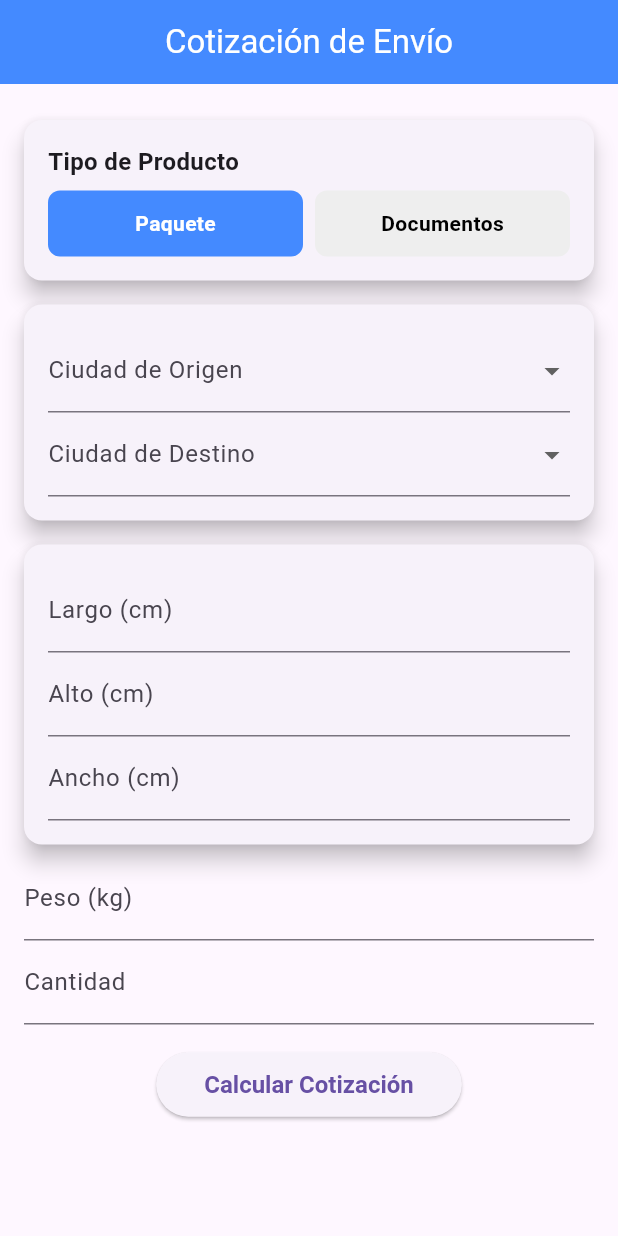
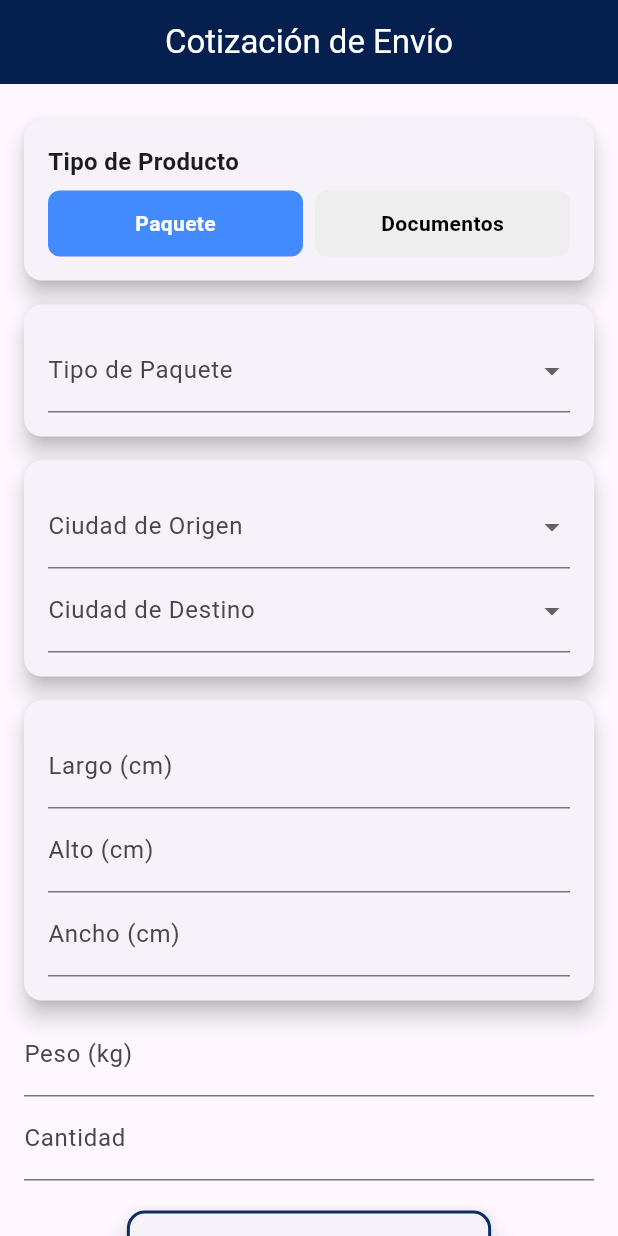
Before and after one commit to Hiltlairen/helios_app, a Flutter app: the PriceEstimatorPage screen opened directly, after a tap on "Paquete", on a phone screen of 412 x 824 dp. Run offline on Flutter 3.47's test engine with Material 3 defaults, Android fonts, the phone set to English and light mode, and no system bars; our stand-ins replace image_picker; missing offline and left inert: qr_code_scanner.

Commit message:
estimador terminado

```diff
--- a/lib/pages/price_estimator_page.dart
+++ b/lib/pages/price_estimator_page.dart
@@ -20,6 +20,7 @@ class PriceEstimatorPage extends StatefulWidget {
 
 class _PriceEstimatorPageState extends State<PriceEstimatorPage> {
   String? selectedProductType;
+  String? selectedPackageSubtype;
   String? originCity;
   String? destinationCity;
   double? weight;
@@ -39,6 +40,18 @@ class _PriceEstimatorPageState extends State<PriceEstimatorPage> {
     'Tarija',
     'Beni',
     'Pando',
+  ];
+
+  final List<String> packageSubtypes = [
+    'Frágil',
+    'Electrodomésticos',
+    'Ropa',
+    'Alimentos',
+    'Artículos de oficina',
+    'Herramientas',
+    'Tecnología',
+    'Muebles',
+    'Otros', // Añadido "Otros"
   ];
 
   double calculateQuotationInBolivianos() {
@@ -78,7 +91,8 @@ class _PriceEstimatorPageState extends State<PriceEstimatorPage> {
         weight == null ||
         quantity == null ||
         (selectedProductType == 'paquete' &&
-            (length == null || height == null || width == null))) {
+            (length == null || height == null || width == null)) ||
+        (selectedProductType == 'paquete' && selectedPackageSubtype == null)) {
       return false;
     }
     return true;
@@ -88,7 +102,7 @@ class _PriceEstimatorPageState extends State<PriceEstimatorPage> {
   Widget build(BuildContext context) {
     return Scaffold(
       appBar: AppBar(
-        backgroundColor: Colors.blueAccent,
+        backgroundColor: const Color.fromARGB(255, 5, 32, 79),
         title:
             Text('Cotización de Envío', style: TextStyle(color: Colors.white)),
         centerTitle: true,
@@ -180,6 +194,34 @@ class _PriceEstimatorPageState extends State<PriceEstimatorPage> {
                 ),
               ),
             ),
+            if (selectedProductType == 'paquete')
+              Card(
+                elevation: 6.0,
+                margin: EdgeInsets.symmetric(vertical: 8.0),
+                child: Padding(
+                  padding: const EdgeInsets.all(16.0),
+                  child: Column(
+                    children: [
+                      DropdownButtonFormField<String>(
+                        decoration:
+                            InputDecoration(labelText: 'Tipo de Paquete'),
+                        value: selectedPackageSubtype,
+                        items: packageSubtypes.map((subtype) {
+                          return DropdownMenuItem(
+                            value: subtype,
+                            child: Text(subtype),
+                          );
+                        }).toList(),
+                        onChanged: (value) {
+                          setState(() {
+                            selectedPackageSubtype = value;
+                          });
+                        },
+                      ),
+                    ],
+                  ),
+                ),
+              ),
             Card(
               elevation: 6.0,
               margin: EdgeInsets.symmetric(vertical: 8.0),
@@ -274,30 +316,62 @@ class _PriceEstimatorPageState extends State<PriceEstimatorPage> {
               keyboardType: TextInputType.number,
               onChanged: (value) => quantity = int.tryParse(value),
             ),
-            SizedBox(height: 16),
+            SizedBox(height: 20), // Aumentamos el espacio aquí
             Center(
               child: ElevatedButton(
                 onPressed: calculateQuotation,
-                child: Text('Calcular Cotización'),
+                child: Text('Cotizar envio'),
                 style: ElevatedButton.styleFrom(
-                  //primary: Colors.blueAccent, // Color de fondo
-                  padding: EdgeInsets.symmetric(horizontal: 32, vertical: 12),
-                  textStyle:
-                      TextStyle(fontSize: 16, fontWeight: FontWeight.bold),
+                  padding: EdgeInsets.symmetric(horizontal: 80, vertical: 20),
+                  //primary: Colors.transparent,
+                  //onPrimary: Colors.blueAccent,
+                  side: BorderSide(
+                      color: const Color.fromARGB(255, 12, 44, 98), width: 2),
+                  shape: RoundedRectangleBorder(
+                    borderRadius: BorderRadius.circular(12.0),
+                  ),
+                  //shadowColor: Colors.blueAccent.withOpacity(0.5),
+                  elevation: 8,
+                  textStyle: TextStyle(fontWeight: FontWeight.bold),
                 ),
               ),
             ),
             if (quotationInBolivianos != null)
-              Center(
-                child: Padding(
-                  padding: const EdgeInsets.symmetric(vertical: 16.0),
-                  child: Text(
-                    'Cotización: Bs. ${quotationInBolivianos!.toStringAsFixed(2)}',
-                    style: TextStyle(
-                        fontSize: 18,
+              Container(
+                margin: EdgeInsets.only(top: 20),
+                padding: EdgeInsets.all(16),
+                decoration: BoxDecoration(
+                  color: Colors.white,
+                  borderRadius: BorderRadius.circular(12),
+                  border: Border.all(color: Colors.black, width: 2),
+                  boxShadow: [
+                    BoxShadow(
+                      color: Colors.grey.withOpacity(0.4),
+                      blurRadius: 8,
+                      offset: Offset(0, 4),
+                    ),
+                  ],
+                ),
+                child: Column(
+                  children: [
+                    Text(
+                      'Cotización Estimada',
+                      style: TextStyle(
+                        fontSize: 20,
                         fontWeight: FontWeight.bold,
-                        color: Colors.blueAccent),
-                  ),
+                        color: Colors.black,
+                      ),
+                    ),
+                    SizedBox(height: 8),
+                    Text(
+                      '${quotationInBolivianos!.toStringAsFixed(2)} Bs',
+                      style: TextStyle(
+                        fontSize: 25,
+                        fontWeight: FontWeight.bold,
+                        color: Colors.black,
+                      ),
+                    ),
+                  ],
                 ),
               ),
           ],
```
